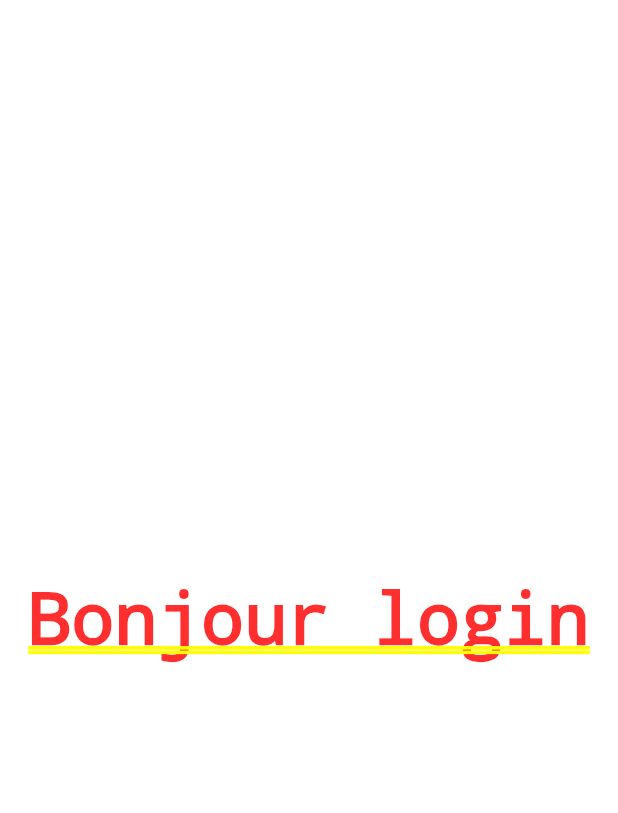
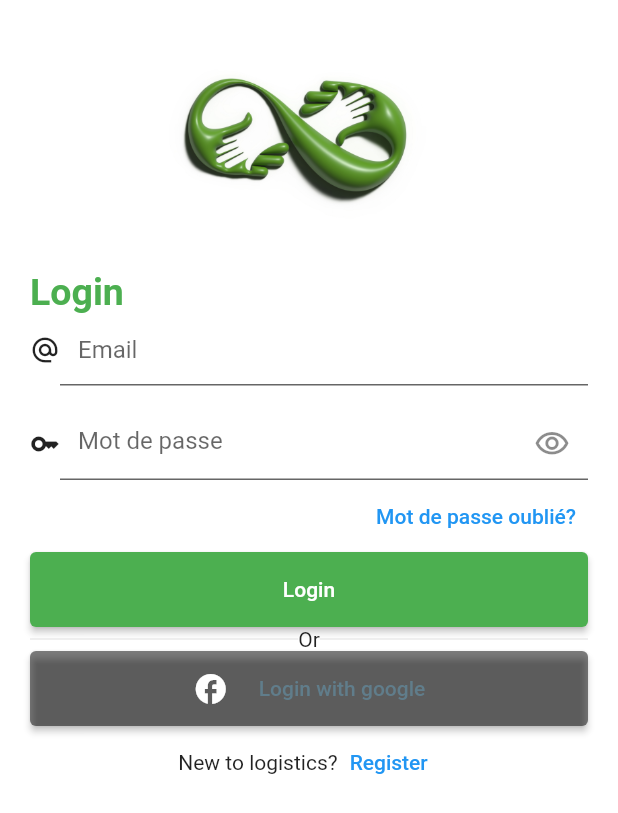
Before and after one commit to safidy1863/Rohy, a Flutter app: the screen it shows after launch, on a phone screen of 412 x 824 dp. Shown: the top 813 px of the screen. Run offline on Flutter 3.47's test engine with Material 2 defaults, Android fonts, the phone set to English and light mode, and no system bars; our stand-ins replace go_router; missing offline and left inert: dart:ffi.

```diff
--- /dev/null
+++ b/lib/shared/colors/app_colors.dart
@@ -0,0 +1,9 @@
+import 'package:flutter/painting.dart';
+
+class AppColors {
+  static Color bluePrimary = const Color.fromRGBO(19, 0, 90, 1);
+  static Color blueSecondary = const Color.fromRGBO(0, 51, 124, 1);
+  static Color blueThirdly = const Color.fromRGBO(28, 130, 173, 1);
+  static Color greenPrimary = const Color.fromRGBO(3, 201, 136, 1);
+  static Color greenSecondary = const Color.fromRGBO(176, 255, 239, 1);
+}
--- a/lib/shared/widget/custom_textfield.dart
+++ b/lib/shared/widget/custom_textfield.dart
@@ -25,7 +25,7 @@ class CustomTextField extends StatelessWidget{
       children: [
         Icon(
           prefixIcon,
-          size: 18,
+          size: 20,
         ),
         Expanded(
           child: TextField(
@@ -34,6 +34,7 @@ class CustomTextField extends StatelessWidget{
             decoration: InputDecoration(
               hintText: hintText,
               filled: true,
+              fillColor: Colors.transparent,
               suffixIcon: textInputType == TextInputType.visiblePassword
                 ? _buildSuffixIconPassword(obscureText,onTapShowPassword)
                 : null,
--- a/lib/view/login_screen.dart
+++ b/lib/view/login_screen.dart
@@ -1,13 +1,121 @@
 import 'package:flutter/material.dart';
+import 'package:rohy/shared/widget/custom_button.dart';
+import 'package:rohy/shared/widget/custom_textfield.dart';
 
-class LoginScreen extends StatelessWidget {
+class LoginScreen extends StatefulWidget {
 
   const LoginScreen({super.key});
 
   @override
+  State<LoginScreen> createState() => _LoginScreenState();
+}
+
+class _LoginScreenState extends State<LoginScreen> {
+
+  bool _showPassword = false;
+
+  void onTapShowPassword() {
+    setState(() {
+      _showPassword = !_showPassword;
+    });
+    print("Bonour");
+  }
+
+  @override
   Widget build(BuildContext context) {
-    return const Center(
-      child: Text("Bonjour login"),
+    return Scaffold(
+      body: Container(
+        padding: const EdgeInsets.symmetric(horizontal: 20.0),
+        width: double.infinity,
+        decoration: const BoxDecoration(
+          color: Colors.white
+        ),
+        child: Column(
+          crossAxisAlignment: CrossAxisAlignment.start,
+          children: <Widget>[
+            const Center(
+              child: Image(
+                image: AssetImage("lib/shared/assets/images/logo.jpg"),
+                height: 180,
+                fit: BoxFit.cover,
+              ),
+            ),
+            const Text(
+              "Login",
+              style: TextStyle(
+                fontSize: 25,
+                color: Colors.green,
+                fontWeight: FontWeight.w600
+              ),
+            ),
+            _buildForm()
+          ],
+        ),
+      ),
+    );
+  }
+
+  Widget _buildForm() {
+    return Form(
+      child: Column(
+        crossAxisAlignment: CrossAxisAlignment.start,
+        children: [
+          const CustomTextField(
+            prefixIcon: Icons.alternate_email,
+            hintText: 'Email',
+          ),
+          const SizedBox(height: 15,),
+          CustomTextField(
+            prefixIcon: Icons.key,
+            hintText: 'Mot de passe',
+            textInputType: TextInputType.visiblePassword,
+            obscureText: !_showPassword,
+            onTapShowPassword: onTapShowPassword,
+          ),
+          Container(
+            alignment: Alignment.topRight,
+            child:TextButton(
+              onPressed: () => print('Mot de passe oublié?'),
+              child: Text('Mot de passe oublié?'),
+            ),
+          ),
+          const CustomButton(labelButton: Text('Login'),),
+          Row(
+            children: const [
+              Expanded(child: Divider()),
+              Text("Or"),
+              Expanded(child: Divider()),
+            ],
+          ),
+          CustomButton(
+              backgroundColor: Color.fromRGBO(0, 0, 0, 0.5),
+              labelButton: Row(
+                mainAxisAlignment: MainAxisAlignment.center,
+                children: const  [
+                  Icon(Icons.facebook),
+                  SizedBox(width: 20,),
+                  Text(
+                    'Login with google',
+                    style: TextStyle(color:Colors.blueGrey),
+                  )
+                ],
+              ),
+          ),
+          Row(
+            mainAxisAlignment: MainAxisAlignment.center,
+            children:  [
+              const Text(
+                'New to logistics?'
+              ),
+              TextButton(
+                // TODO : Replace redirection in a register screen
+                onPressed: () => print('Register'),
+                child: const Text('Register'),
+              )
+            ],
+          )
+        ],
+      ),
     );
   }
 }
```
Also changed, not shown: 1 other file.
